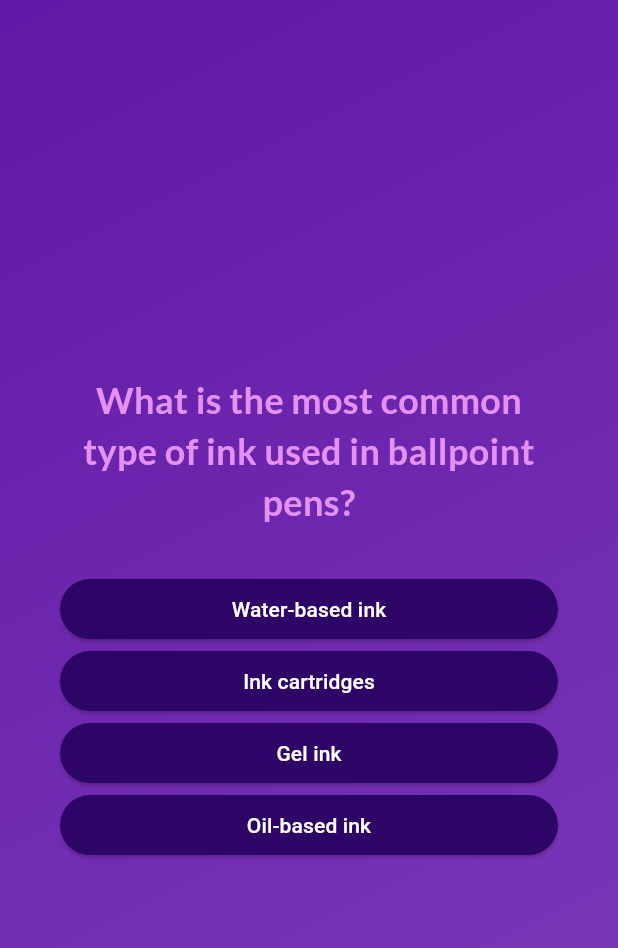
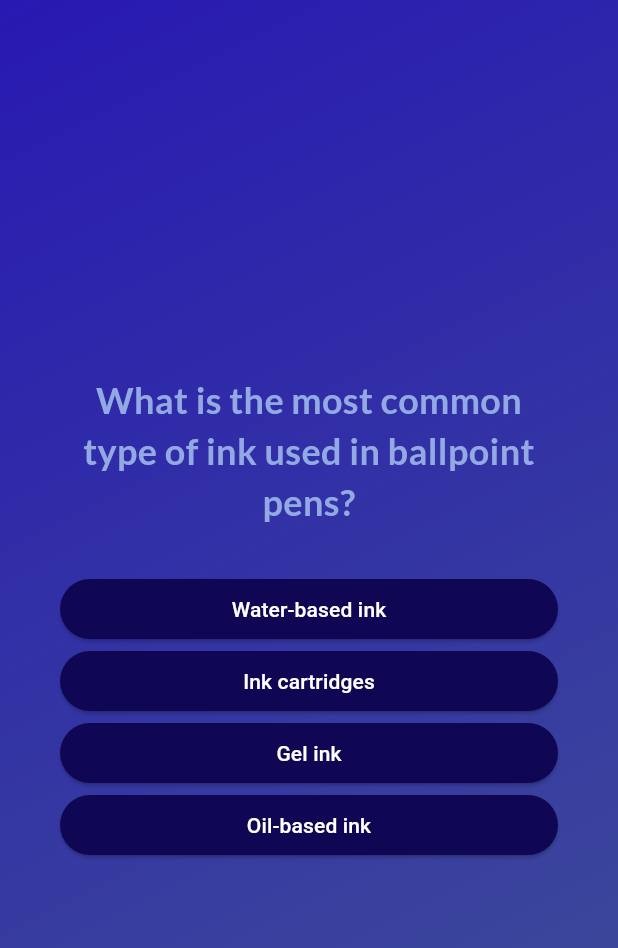
Before and after one commit to cia161/quiz_app, a Flutter app: the screen it shows after launch, after a tap on "Start Quiz", on a phone screen of 412 x 824 dp. Shown: the top 948 px of the screen. Run offline on Flutter 3.47's test engine with Material 3 defaults, Android fonts, the phone set to English and light mode, and no system bars; our stand-ins replace google_fonts.

Commit message:
finished with pen quiz app!

```diff
--- a/lib/answer_button.dart
+++ b/lib/answer_button.dart
@@ -16,7 +16,7 @@ class AnswerButton extends StatelessWidget {
       onPressed: onTap,
       style: ElevatedButton.styleFrom(
         padding: const EdgeInsets.symmetric(vertical: 10, horizontal: 40),
-        backgroundColor: const Color.fromARGB(255, 44, 5, 102),
+        backgroundColor: const Color.fromARGB(255, 16, 7, 84),
         foregroundColor: Colors.white,
         shape: RoundedRectangleBorder(borderRadius: BorderRadius.circular(40)),
       ),
--- a/lib/data/questions.dart
+++ b/lib/data/questions.dart
@@ -23,10 +23,10 @@ const questions = [
   QuizQuestion(
     'What is the purpose of the ball in a ballpoint pen?',
     [
-      'Regulate ink flow and distribute it onto paper',
+      'Regulate ink flow & distribute it onto paper',
       'Hold the ink inside the pen',
       'Provide a comfortable grip',
-      'Prevent the pen from rolling off surfaces',
+      'Prevent the pen from rolling off',
     ],
   ),
   QuizQuestion(
--- a/lib/questions_screen.dart
+++ b/lib/questions_screen.dart
@@ -45,7 +45,7 @@ class _QuestionsScreenState extends State<QuestionsScreen> {
              Text(
               currentQuestion.text,
               style: GoogleFonts.lato(
-                color: const Color.fromARGB(255, 229, 145, 244),
+                color: const Color.fromARGB(255, 146, 169, 227),
                 fontSize: 24,
                 fontWeight: FontWeight.bold,
 
--- a/lib/quiz.dart
+++ b/lib/quiz.dart
@@ -31,10 +31,16 @@ class _QuizState extends State<Quiz> {
 
     if (selectedAnswers.length == questions.length) {
       setState(() {
-        selectedAnswers = [];
         activeScreen = 'results-screen';
       });
     }
+  }
+
+  void restartQuiz() {
+    setState(() {
+      selectedAnswers = [];
+      activeScreen = 'questions-screen';
+    });
   }
 
   @override
@@ -50,7 +56,10 @@ class _QuizState extends State<Quiz> {
     }
 
     if (activeScreen == 'results-screen') {
-      screenWidget = const ResultsScreen();
+      screenWidget = ResultsScreen(
+        chosenAnswers: selectedAnswers,
+        onRestart: restartQuiz,
+        );
     }
 
     return MaterialApp(
@@ -59,8 +68,8 @@ class _QuizState extends State<Quiz> {
           decoration: const BoxDecoration(
             gradient: LinearGradient(
               colors: [
-                Color.fromARGB(255, 97, 24, 166),
-                Color.fromARGB(255, 125, 60, 186),
+                Color.fromARGB(255, 40, 25, 178),
+                Color.fromARGB(255, 64, 81, 149),
               ],
               begin: Alignment.topLeft,
               end: Alignment.bottomRight,
--- a/lib/start_screen.dart
+++ b/lib/start_screen.dart
@@ -29,7 +29,7 @@ class StartScreen extends StatelessWidget {
           ),
            Text('Test Your Pen Knowledge!',
               style: GoogleFonts.lato(
-                color: const Color.fromARGB(255, 229, 145, 244),
+                color: const Color.fromARGB(255, 146, 169, 227),
                 fontSize: 24,
                 fontWeight: FontWeight.bold,
               ),),
```
Also changed, not shown: lib/questions_summary.dart (added, +38 -0 lines), lib/results_screen.dart (+55 -12 lines).
